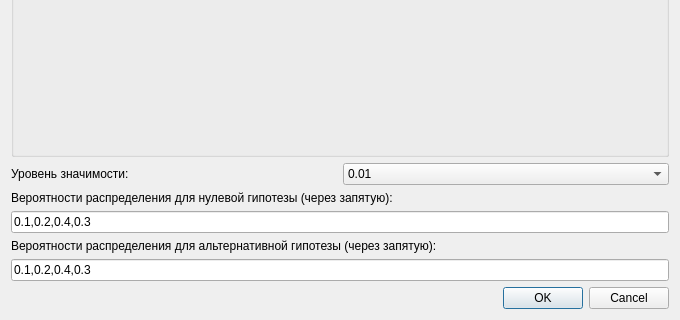
First picture: the form in ui/dialog_poweranalysis.ui, repository braubergiag/ModelDistribution, before the edit; both pictures show x 0 to 680 and y 152 to 472 of the 680 by 472 pixel window.
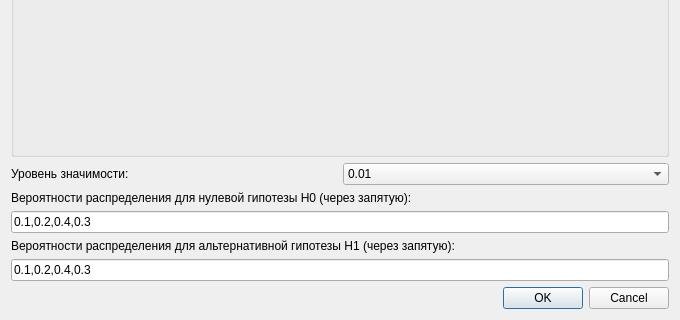
Second picture: the form after the edit.

Patch:
```diff
--- a/ui/dialog_poweranalysis.ui
+++ b/ui/dialog_poweranalysis.ui
@@ -122,7 +122,7 @@
       </sizepolicy>
      </property>
      <property name="text">
-      <string>Вероятности распределения для нулевой гипотезы (через запятую):</string>
+      <string>Вероятности распределения для нулевой гипотезы H0 (через запятую):</string>
      </property>
     </widget>
    </item>
@@ -142,7 +142,7 @@
       </sizepolicy>
      </property>
      <property name="text">
-      <string>Вероятности распределения для альтернативной гипотезы (через запятую):</string>
+      <string>Вероятности распределения для альтернативной гипотезы H1 (через запятую):</string>
      </property>
     </widget>
    </item>
```
Left out of the diff: 16 changed lines with no effect on the pictures.
